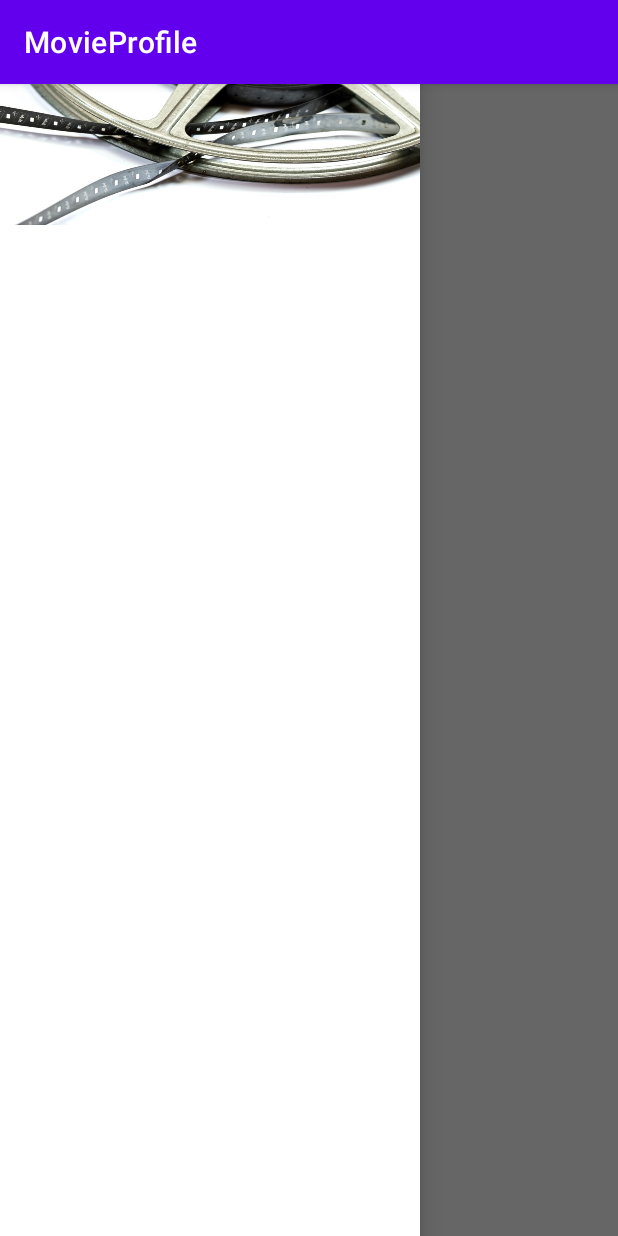
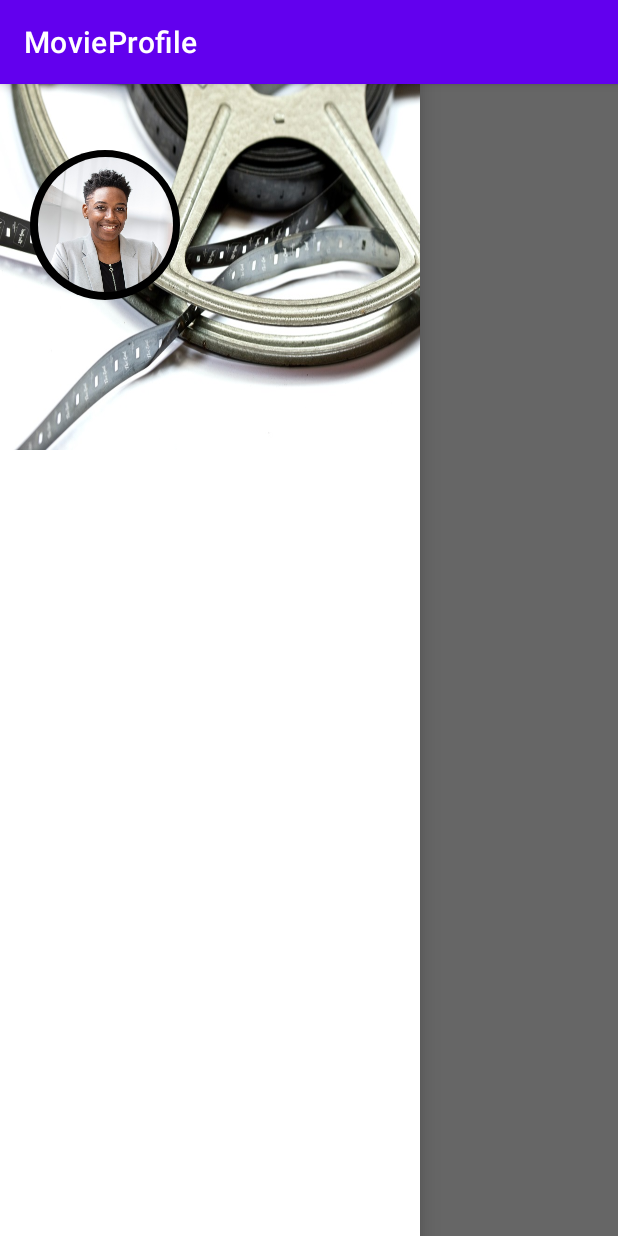
Before and after one commit to alia-io/MovieProfile, an Android app: the screen it shows after launch (MainActivity), with the side drawer open, on a phone screen of 412 x 824 dp. Run offline under Robolectric (Android 15) with nearby library versions, the phone set to English and light mode, and no system bars; our stand-ins replace CircleImageView.

Commit message:
first attempt - profile icon
Only works on API 24+. Need it to work on API 22.

```diff
--- a/app/build.gradle
+++ b/app/build.gradle
@@ -33,6 +33,7 @@ dependencies {
     implementation 'androidx.appcompat:appcompat:1.2.0'
     implementation 'com.google.android.material:material:1.3.0'
     implementation 'androidx.constraintlayout:constraintlayout:2.0.4'
+    implementation 'de.hdodenhof:circleimageview:3.1.0'
     testImplementation 'junit:junit:4.+'
     androidTestImplementation 'androidx.test.ext:junit:1.1.2'
     androidTestImplementation 'androidx.test.espresso:espresso-core:3.3.0'
--- /dev/null
+++ b/app/src/main/res/drawable/profile_icon_style.xml
@@ -0,0 +1,5 @@
+<?xml version="1.0" encoding="utf-8"?>
+<shape xmlns:android="http://schemas.android.com/apk/res/android"
+    android:shape="oval">
+    <solid android:color="@color/black" />
+</shape>
--- a/app/src/main/res/layout/header_layout.xml
+++ b/app/src/main/res/layout/header_layout.xml
@@ -3,6 +3,20 @@
     xmlns:android="http://schemas.android.com/apk/res/android"
     android:background="@drawable/film_background"
     android:layout_width="match_parent"
-    android:layout_height="150dp">
-
+    android:layout_height="300dp">
+    <ImageView
+        android:src="@drawable/profile_icon_style"
+        android:layout_marginStart="20dp"
+        android:layout_centerVertical="true"
+        android:layout_alignParentStart="true"
+        android:layout_width="100dp"
+        android:layout_height="100dp" />
+    <de.hdodenhof.circleimageview.CircleImageView
+        android:id="@+id/profile_picture_icon"
+        android:src="@drawable/profile_picture"
+        android:layout_marginStart="25dp"
+        android:layout_centerVertical="true"
+        android:layout_alignParentStart="true"
+        android:layout_width="90dp"
+        android:layout_height="90dp" />
 </RelativeLayout>
```
Also changed, not shown: app/src/main/res/drawable/profile_picture.jpg (added).
